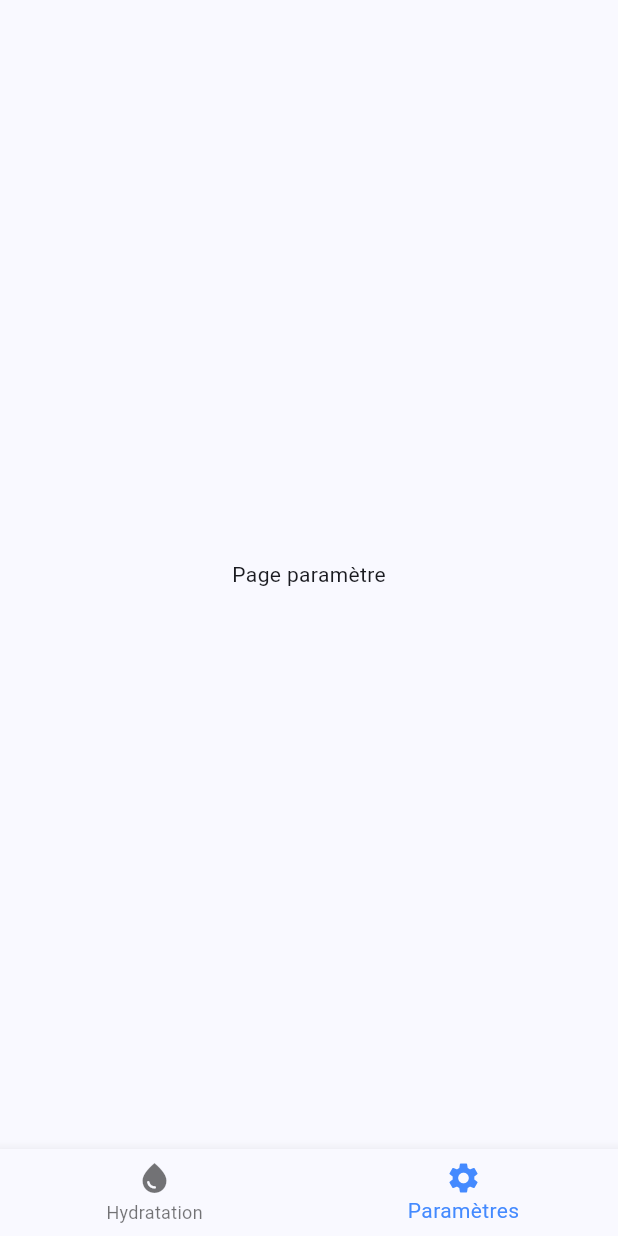
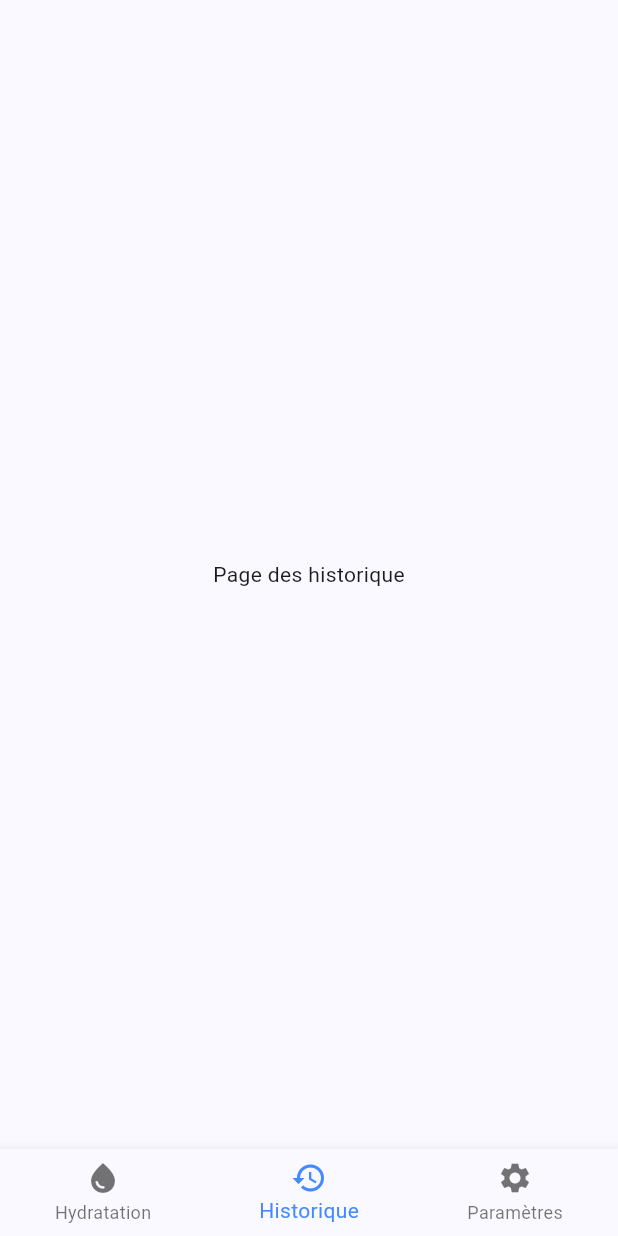
Before and after one commit to yamariel/water-reminder_ffsc, a Flutter app: the screen it shows after launch, item 2 of the bottom bar chosen, on a phone screen of 412 x 824 dp. Run offline on Flutter 3.47's test engine with Material 3 defaults, Android fonts, the phone set to English and light mode, and no system bars; our stand-ins replace flutter_riverpod.

Commit message:
feat: creation de history_page et liaison dans main_scree

```diff
--- a/lib/core/presentation/main_screen.dart
+++ b/lib/core/presentation/main_screen.dart
@@ -2,6 +2,7 @@ import 'package:flutter/material.dart';
 import 'package:flutter_riverpod/flutter_riverpod.dart';
 import 'package:flutter_riverpod/legacy.dart';
 
+import '../../features/hydration/presentation/pages/history_page.dart';
 import '../../features/hydration/presentation/pages/home_page.dart';
 import '../../features/settings/presentation/pages/settings_page.dart';
 
@@ -14,7 +15,11 @@ class MainScreen extends ConsumerWidget {
   Widget build(BuildContext context, WidgetRef ref) {
     final currentIndex = ref.watch(bottomNavIndexProvider);
 
-    final List<Widget> pages = [const HomePage(), const SettingsPage()];
+    final List<Widget> pages = [
+      const HomePage(),
+      const HistoryPagePage(),
+      const SettingsPage(),
+    ];
 
     return Scaffold(
       body: IndexedStack(index: currentIndex, children: pages),
@@ -31,6 +36,10 @@ class MainScreen extends ConsumerWidget {
             label: 'Hydratation',
           ),
           BottomNavigationBarItem(
+            icon: Icon(Icons.history),
+            label: 'Historique',
+          ),
+          BottomNavigationBarItem(
             icon: Icon(Icons.settings),
             label: 'Paramètres',
           ),
--- /dev/null
+++ b/lib/features/hydration/presentation/pages/history_page.dart
@@ -0,0 +1,10 @@
+import 'package:flutter/material.dart';
+
+class HistoryPagePage extends StatelessWidget {
+  const HistoryPagePage({super.key});
+
+  @override
+  Widget build(BuildContext context) {
+    return const Center(child: Text('Page des historique'));
+  }
+}
```
